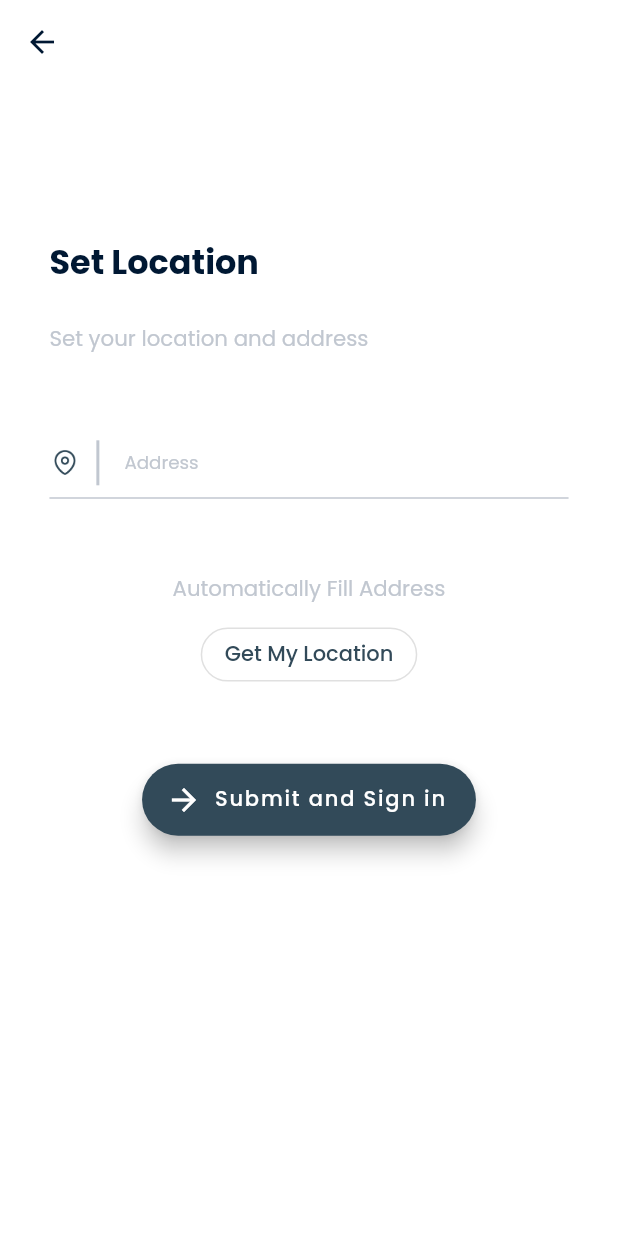
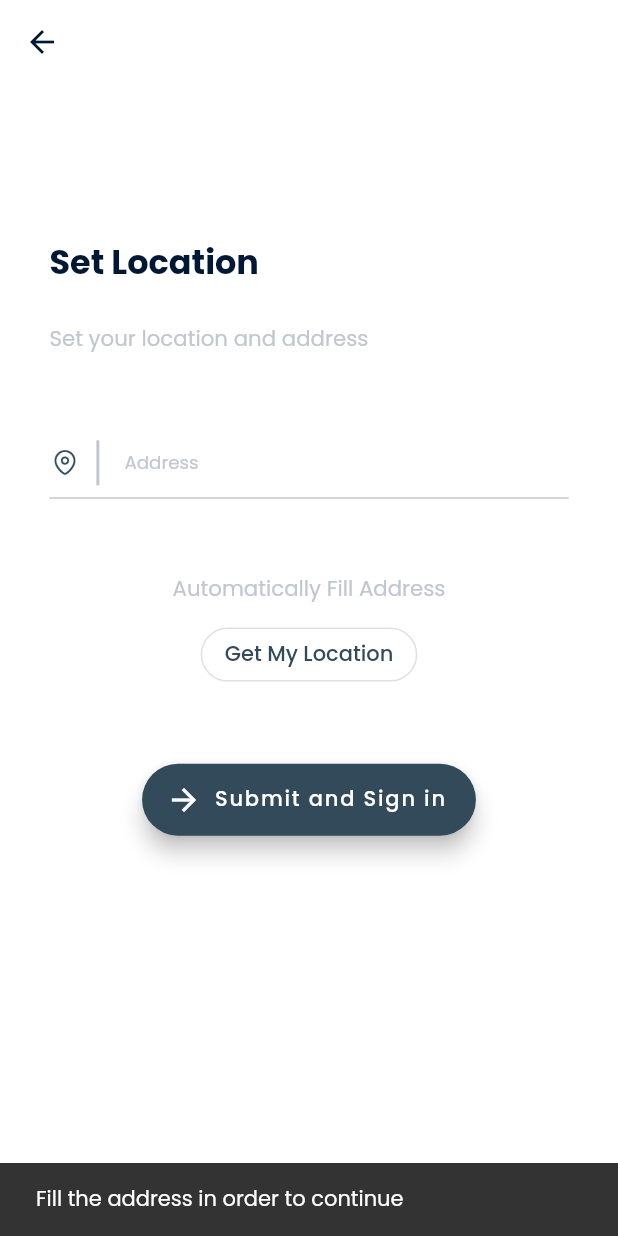
Before and after one commit to BilalKashif/coffee_app, a Flutter app: the SetLocationView screen opened directly with empty values, after a tap on "Submit and Sign in", on a phone screen of 412 x 824 dp. Run offline on Flutter 3.47's test engine with Material 2 defaults, Android fonts, the phone set to English and light mode, and no system bars; our stand-ins replace cloud_firestore, firebase_auth, firebase_core, flutter_screenutil, flutter_spinkit, geocoding and 4 more; missing offline and left inert: flutter_pin_code_fields; accounts and stored records are empty.

Commit message:
final commit

```diff
--- a/lib/utils/app_routes.dart
+++ b/lib/utils/app_routes.dart
@@ -42,7 +42,7 @@ class Routes {
       setLocationScreen: (_) => const SetLocationView(),
       forgetPasswordScreen: (_) => const ForgotPasswordView(),
       otpVerificationScreen: (_) => const OtpVerificationView(),
-      mapScreen: (_) => const MapView(),
+      mapScreen: (_) => const MapScreenView(),
       profileScreen: (_) => const ProfileView(),
       homeScreen: (_) => const HomeView(),
       shopInformationScreen: (_) => const ShopInformationView(),
--- a/lib/views/set_location_view.dart
+++ b/lib/views/set_location_view.dart
@@ -3,14 +3,17 @@ import 'package:coffee_app/data/app_exceptions.dart';
 import 'package:coffee_app/data/response/auth_status.dart';
 import 'package:coffee_app/utils/widgets/alert_dialogue.dart';
 import 'package:coffee_app/utils/widgets/loading_indicator.dart';
+import 'package:coffee_app/utils/widgets/snack_bar.dart';
 import 'package:coffee_app/utils/widgets/text_field.dart';
 import 'package:coffee_app/view_models/auth_view_model.dart';
 import 'package:coffee_app/view_models/location_view_model.dart';
+import 'package:coffee_app/views/map_view.dart';
 import 'package:flutter/material.dart';
 import 'package:flutter_screenutil/flutter_screenutil.dart';
 import 'package:location/location.dart';
 import 'package:provider/provider.dart';
 
+import '../utils/app_routes.dart';
 import '../utils/app_theme_data.dart';
 
 class SetLocationView extends StatefulWidget {
@@ -57,6 +60,7 @@ class _SetLocationViewState extends State<SetLocationView> {
       appBar: AppBar(),
       body: Padding(
         padding: EdgeInsets.symmetric(horizontal: 30.w),
+        child: SingleChildScrollView(
           child: Column(
             crossAxisAlignment: CrossAxisAlignment.start,
             children: [
@@ -130,6 +134,12 @@ class _SetLocationViewState extends State<SetLocationView> {
                     ? loadingIndicator
                     : FloatingActionButton.extended(
                         onPressed: () async {
+                          if (locationFieldController.text.isEmpty) {
+                            showSnackBar(
+                                context: context,
+                                message:
+                                    'Fill the address in order to continue');
+                          }
                           try {
                             await authViewModel.signUp(
                                 email: arguments['email'],
@@ -142,6 +152,11 @@ class _SetLocationViewState extends State<SetLocationView> {
                                         .currentLocationData!.longitude!),
                                 address: locationViewModel.locationAddress!,
                                 userName: arguments['userName']);
+                            Navigator.pushAndRemoveUntil(
+                                context,
+                                MaterialPageRoute(
+                                    builder: (_) => const MapScreenView()),
+                                ModalRoute.withName(Routes.signInScreen));
                           } on CustomException catch (error) {
                             showAlertDialogue(
                                 context: context,
@@ -156,6 +171,7 @@ class _SetLocationViewState extends State<SetLocationView> {
             ],
           ),
         ),
+      ),
     );
   }
 }
```
Also changed, not shown: lib/views/map_view.dart (+4 -4 lines), 1 other file. Lines whose indentation alone changed are shown as unchanged.
